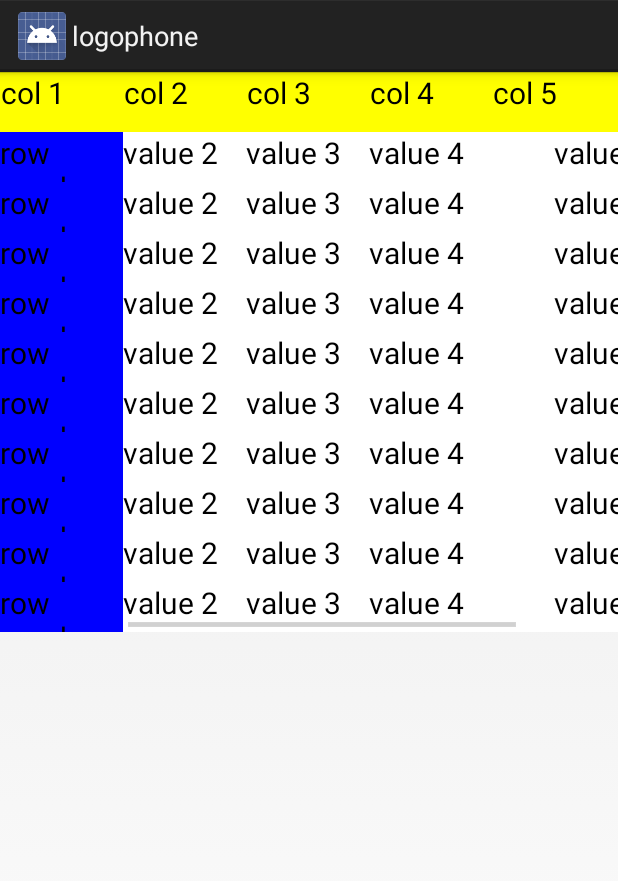
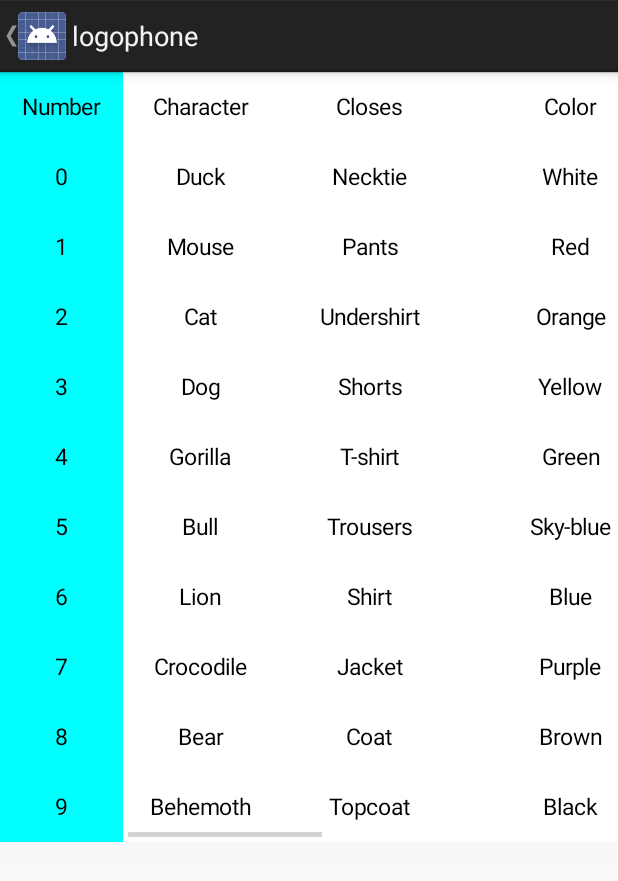
Before and after one commit to mong0ose/logophone, an Android app: the screen it shows after launch (TableLayoutFixed), after a tap on "Таблица", on a phone screen of 412 x 824 dp. Shown: the top 881 px of the screen. Run offline under Robolectric (Android 15) with nearby library versions, the phone set to English and light mode, and no system bars.

Commit message:
table + constructor

```diff
--- a/logophone/build.gradle
+++ b/logophone/build.gradle
@@ -3,7 +3,7 @@ buildscript {
         maven { url 'http://repo1.maven.org/maven2' }
     }
     dependencies {
-        classpath 'com.android.tools.build:gradle:0.4'
+        classpath 'com.android.tools.build:gradle:0.6.+'
     }
 }
 apply plugin: 'android'
--- a/logophone/src/main/java/com/logophone/MainActivity.java
+++ b/logophone/src/main/java/com/logophone/MainActivity.java
@@ -1,5 +1,6 @@
 package com.logophone;
 
+import android.content.Context;
 import android.content.Intent;
 import android.os.Bundle;
 import android.app.Activity;
@@ -15,12 +16,26 @@ public class MainActivity extends Activity {
         setContentView(R.layout.activity_main);
         System.out.println("Git test!");
 
-        Button bTable;
+        Button bTable, bConstructor, bExit;
         bTable = (Button)findViewById(R.id.btnTable);
         bTable.setOnClickListener(new View.OnClickListener() {
             @Override
             public void onClick(View view) {
                 startActivity(new Intent(getBaseContext(), TableLayoutFixed.class));
+            }
+        });
+        bConstructor = (Button)findViewById(R.id.btnConstruct);
+        bConstructor.setOnClickListener(new View.OnClickListener() {
+            @Override
+            public void onClick(View view) {
+                startActivity(new Intent(getBaseContext(), Constructor.class));
+            }
+        });
+        bExit = (Button)findViewById(R.id.btnExit);
+        bExit.setOnClickListener(new View.OnClickListener() {
+            @Override
+            public void onClick(View view) {
+                finish();
             }
         });
     }
--- a/logophone/src/main/java/com/logophone/TableLayoutFixed.java
+++ b/logophone/src/main/java/com/logophone/TableLayoutFixed.java
@@ -17,44 +17,47 @@ public class TableLayoutFixed extends Activity {
         setContentView(R.layout.table);
 
         TableRow.LayoutParams wrapWrapTableRowParams = new TableRow.LayoutParams(LayoutParams.WRAP_CONTENT, LayoutParams.WRAP_CONTENT);
-        int[] fixedColumnWidths = new int[]{20, 20, 20, 20, 20};
-        int[] scrollableColumnWidths = new int[]{20, 20, 20, 30, 30};
-        int fixedRowHeight = 50;
-        int fixedHeaderHeight = 60;
+        String[][] doublearray = new String[][]{{"Character", "Closes", "Color", "Symbol", "Draw", "Glasses"},
+                {"Duck", "Necktie", "White", "Circle", "Circles", "Circles"},
+                {"Mouse", "Pants", "Red", "Vertical rectangle", "Vertical stripes", "Vertical rectangle"},
+                {"Cat", "Undershirt", "Orange", "Horizontal rectangle", "Horizontal stripes", "Horizontal rectangle"},
+                {"Dog", "Shorts", "Yellow", "Triangle", "Triangles", "Triangles"},
+                {"Gorilla", "T-shirt", "Green", "Square", "Squares", "Squares"},
+                {"Bull", "Trousers", "Sky-blue", "Five-point star", "Five-point stars", "Five-point stars"},
+                {"Lion", "Shirt", "Blue", "Six-pint star", "Six-pint stars", "Six-pint stars"},
+                {"Crocodile", "Jacket", "Purple", "Parallelepiped", "Parallelepiped's", "Parallelepiped's"},
+                {"Bear", "Coat", "Brown", "Octahedron", "Octahedron's", "Octahedron's"},
+                {"Behemoth", "Topcoat", "Black", "Rhombus", "Rhombuses", "Rhombuses"}};
+        int[] scrollableColumnWidths = new int[]{20, 25, 30, 35, 30};
+        int fixedRowHeight = 70;
 
         TableRow row = new TableRow(this);
-        //header (fixed vertically)
-        TableLayout header = (TableLayout) findViewById(R.id.table_header);
-        row.setLayoutParams(wrapWrapTableRowParams);
-        row.setGravity(Gravity.CENTER);
-        row.setBackgroundColor(Color.YELLOW);
-        row.addView(makeTableRowWithText("col 1", fixedColumnWidths[0], fixedHeaderHeight));
-        row.addView(makeTableRowWithText("col 2", fixedColumnWidths[1], fixedHeaderHeight));
-        row.addView(makeTableRowWithText("col 3", fixedColumnWidths[2], fixedHeaderHeight));
-        row.addView(makeTableRowWithText("col 4", fixedColumnWidths[3], fixedHeaderHeight));
-        row.addView(makeTableRowWithText("col 5", fixedColumnWidths[4], fixedHeaderHeight));
-        header.addView(row);
         //header (fixed horizontally)
         TableLayout fixedColumn = (TableLayout) findViewById(R.id.fixed_column);
         //rest of the table (within a scroll view)
         TableLayout scrollablePart = (TableLayout) findViewById(R.id.scrollable_part);
-        for(int i = 0; i < 10; i++) {
-            TextView fixedView = makeTableRowWithText("row number " + i, scrollableColumnWidths[0], fixedRowHeight);
-            fixedView.setBackgroundColor(Color.BLUE);
+        for(int i = 0; i < 11; i++) {
+            TextView fixedView;
+            if(i == 0)
+                fixedView = makeTableRowWithText("Number", scrollableColumnWidths[0], fixedRowHeight);
+            else
+                fixedView = makeTableRowWithText(String.valueOf(i-1), scrollableColumnWidths[0], fixedRowHeight);
+            fixedView.setBackgroundColor(Color.CYAN);
             fixedColumn.addView(fixedView);
             row = new TableRow(this);
             row.setLayoutParams(wrapWrapTableRowParams);
             row.setGravity(Gravity.CENTER);
             row.setBackgroundColor(Color.WHITE);
-            row.addView(makeTableRowWithText("value 2", scrollableColumnWidths[1], fixedRowHeight));
-            row.addView(makeTableRowWithText("value 3", scrollableColumnWidths[2], fixedRowHeight));
-            row.addView(makeTableRowWithText("value 4", scrollableColumnWidths[3], fixedRowHeight));
-            row.addView(makeTableRowWithText("value 5", scrollableColumnWidths[4], fixedRowHeight));
+            row.addView(makeTableRowWithText(doublearray[i][0], scrollableColumnWidths[1], fixedRowHeight));
+            row.addView(makeTableRowWithText(doublearray[i][1], scrollableColumnWidths[2], fixedRowHeight));
+            row.addView(makeTableRowWithText(doublearray[i][2], scrollableColumnWidths[3], fixedRowHeight));
+            row.addView(makeTableRowWithText(doublearray[i][3], scrollableColumnWidths[3], fixedRowHeight));
+            row.addView(makeTableRowWithText(doublearray[i][4], scrollableColumnWidths[3], fixedRowHeight));
+            row.addView(makeTableRowWithText(doublearray[i][5], scrollableColumnWidths[3], fixedRowHeight));
             scrollablePart.addView(row);
         }
 
     }
-
 
     //util method
     private TextView recyclableTextView;
@@ -63,8 +66,9 @@ public class TableLayoutFixed extends Activity {
         int screenWidth = getResources().getDisplayMetrics().widthPixels;
         recyclableTextView = new TextView(this);
         recyclableTextView.setText(text);
+        recyclableTextView.setGravity(Gravity.CENTER);
         recyclableTextView.setTextColor(Color.BLACK);
-        recyclableTextView.setTextSize(20);
+        recyclableTextView.setTextSize(15);
         recyclableTextView.setWidth(widthInPercentOfScreenWidth * screenWidth / 100);
         recyclableTextView.setHeight(fixedHeightInPixels);
         return recyclableTextView;
--- a/logophone/src/main/res/layout/table.xml
+++ b/logophone/src/main/res/layout/table.xml
@@ -7,10 +7,10 @@
         android:layout_height="fill_parent"
         android:gravity="center_horizontal"
         android:id="@+id/fillable_area">
-    <TableLayout
-            android:id="@+id/table_header"
-            android:layout_width="fill_parent"
-            android:layout_height="wrap_content"/>
+    <!--<TableLayout-->
+            <!--android:id="@+id/table_header"-->
+            <!--android:layout_width="fill_parent"-->
+            <!--android:layout_height="wrap_content"/>-->
     <ScrollView
             android:layout_width="fill_parent"
             android:layout_height="wrap_content">
@@ -29,7 +29,8 @@
                 <TableLayout
                         android:id="@+id/scrollable_part"
                         android:layout_width="fill_parent"
-                        android:layout_height="fill_parent"/>
+                        android:layout_height="fill_parent"
+                    android:baselineAligned="false" />
             </HorizontalScrollView>
         </LinearLayout>
     </ScrollView>
```
Also changed, not shown: logophone/src/main/AndroidManifest.xml (+6 -1 lines), logophone/src/main/java/com/logophone/Constructor.java (added, +128 -0 lines), logophone/src/main/res/layout/image_show.xml (added, +90 -0 lines), logophone/src/main/res/values/strings.xml (+12 -0 lines), gradle/wrapper/gradle-wrapper.properties, 16 other files.
